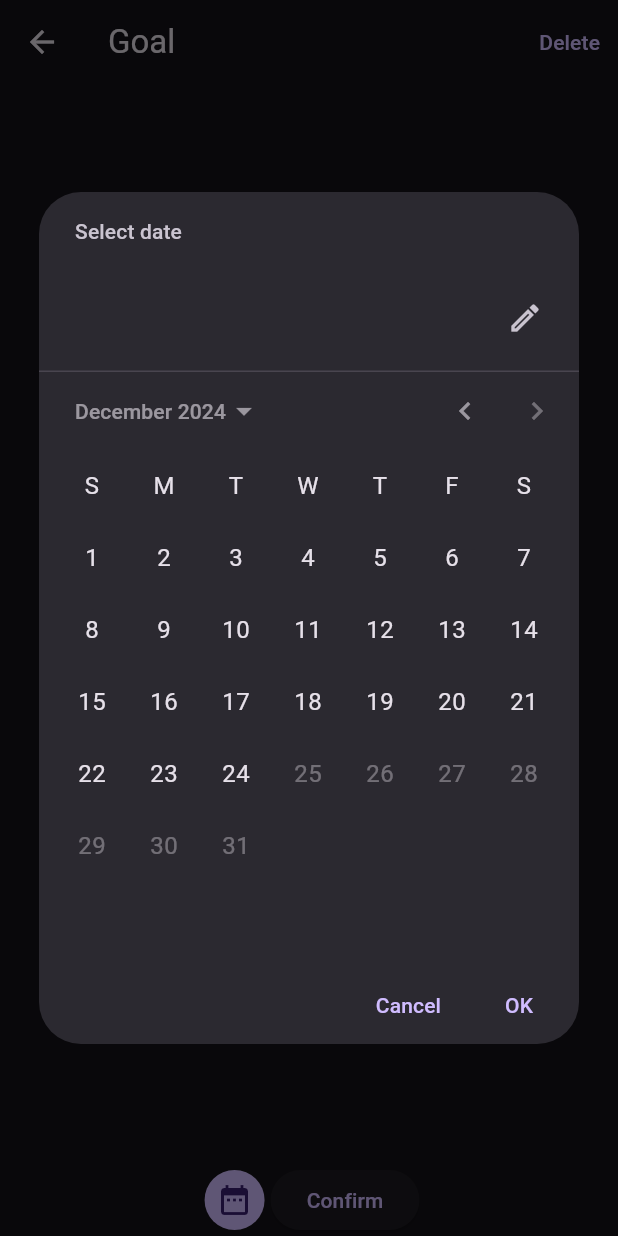
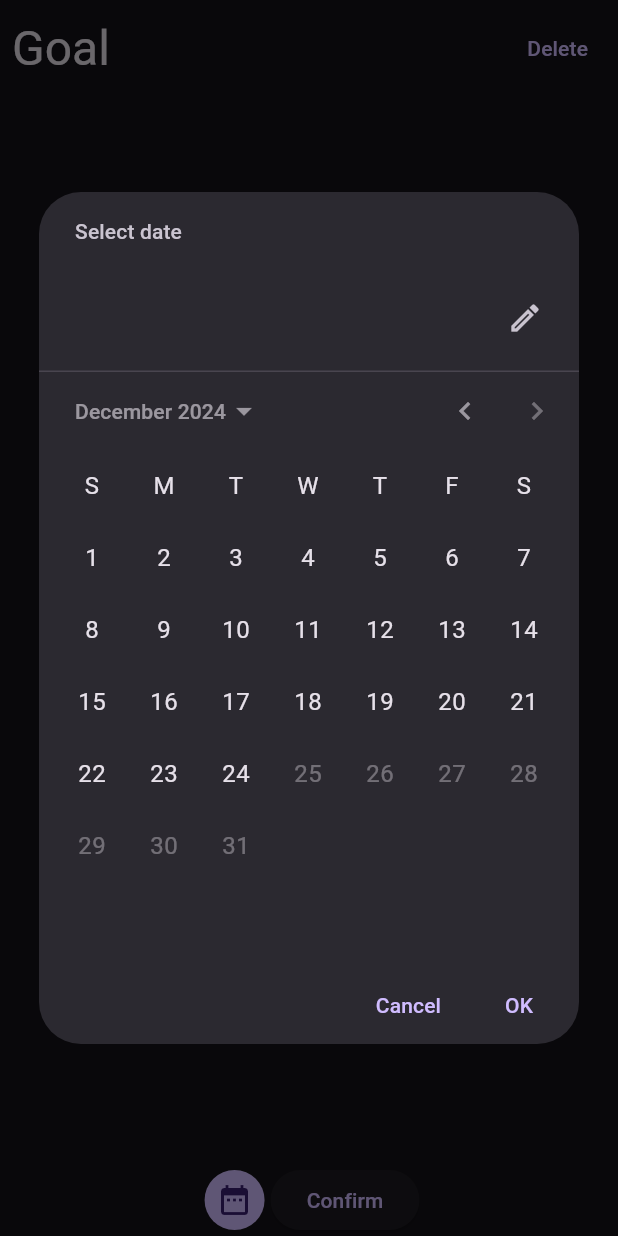
Before and after one commit to bogbrz/Revolut_type_clone, a Flutter app: the SetGoalPage screen opened directly, after a tap on the "date range" icon, on a phone screen of 412 x 824 dp. Run offline on Flutter 3.47's test engine with Material 3 defaults, Android fonts, the phone set to English and light mode, and no system bars; our stand-ins replace fl_chart, unicons; missing offline and left inert: animate_gradient, flutter_sliding_up_panel; network calls fail.

Commit message:
Add setGoal page and implement datepicker

```diff
--- a/lib/features/pages/savings_page.dart
+++ b/lib/features/pages/savings_page.dart
@@ -193,7 +193,7 @@ class SavingGoalWidget extends StatelessWidget {
               Row(
                 children: [
                   Text(
-                    "Goal >",
+                    "Goal > 24.12.2024",
                     textAlign: TextAlign.left,
                   ),
                 ],
--- a/lib/features/pages/set_goal_page.dart
+++ b/lib/features/pages/set_goal_page.dart
@@ -1,4 +1,5 @@
 import 'package:flutter/material.dart';
+import 'package:intl/intl.dart';
 
 class SetGoalPage extends StatefulWidget {
   SetGoalPage({super.key});
@@ -7,30 +8,60 @@ class SetGoalPage extends StatefulWidget {
   State<SetGoalPage> createState() => _SetGoalPageState();
 }
 
+final TextEditingController controller = TextEditingController();
+
 class _SetGoalPageState extends State<SetGoalPage> {
-  final TextEditingController controller = TextEditingController();
+  Future<DateTime?> setDate() async {
+    DateTime? newDate = await showDatePicker(
+      context: context,
+      firstDate: DateTime.utc(2024, 1, 1),
+      lastDate: DateTime.utc(2024, 12, 24),
+    );
+    return newDate;
+  }
+
+  DateTime? _newDate;
+
   DateTime? _releaseDate;
+  String formatDate({required DateTime? date}) {
+    if (date == null) {
+      return "No date picked";
+    }
+    return DateFormat.yMd().format(date);
+  }
+
   @override
   Widget build(BuildContext context) {
-    return Scaffold(
-      appBar: AppBar(
-        title: Text("Goal"),
-        actions: [TextButton(onPressed: () {}, child: Text("Delete"))],
-      ),
+    return SafeArea(
+      child: Scaffold(
         body: Column(
           spacing: 16,
           mainAxisAlignment: MainAxisAlignment.spaceBetween,
           children: [
-          SizedBox.shrink(),
+            Padding(
+              padding: const EdgeInsets.all(8.0),
+              child: Row(
+                mainAxisAlignment: MainAxisAlignment.spaceBetween,
+                children: [
+                  Text(
+                    "Goal",
+                    style: Theme.of(context).textTheme.headlineLarge,
+                  ),
+                  TextButton(onPressed: () {}, child: Text("Delete"))
+                ],
+              ),
+            ),
             Column(
               children: [
                 SizedBox(
                   width: MediaQuery.of(context).size.width * 0.6,
                   child: TextField(
+                    textAlign: TextAlign.center,
+                    style: Theme.of(context).textTheme.headlineLarge,
                     controller: controller,
                   ),
                 ),
-              Text("No date"),
+                Text(formatDate(date: _newDate)),
               ],
             ),
             Row(
@@ -38,18 +69,23 @@ class _SetGoalPageState extends State<SetGoalPage> {
               children: [
                 IconButton.filled(
                     onPressed: () async {
-                    showDatePicker(
-                      context: context,
-                      firstDate: DateTime.utc(2024, 1, 1),
-                      lastDate: DateTime.utc(2024, 12, 24),
-                    );
+                      _releaseDate = await setDate();
+
+                      setState(() {
+                        _newDate = _releaseDate;
+                      });
                     },
                     icon: Icon(Icons.date_range)),
-              ElevatedButton(onPressed: () {}, child: Text("Confirm"))
+                ElevatedButton(
+                    onPressed: () {
+                      Navigator.of(context).pop();
+                    },
+                    child: Text("Confirm"))
               ],
             )
           ],
         ),
+      ),
     );
   }
 }
--- a/pubspec.yaml
+++ b/pubspec.yaml
@@ -38,6 +38,7 @@ dependencies:
   unicons: ^3.0.0
   animate_gradient: ^0.0.3
   flutter_sliding_up_panel: ^2.1.1
+  intl: ^0.20.2
 
 dev_dependencies:
   flutter_test:
```
Also changed, not shown: pubspec.lock. Lines whose indentation alone changed are shown as unchanged.
